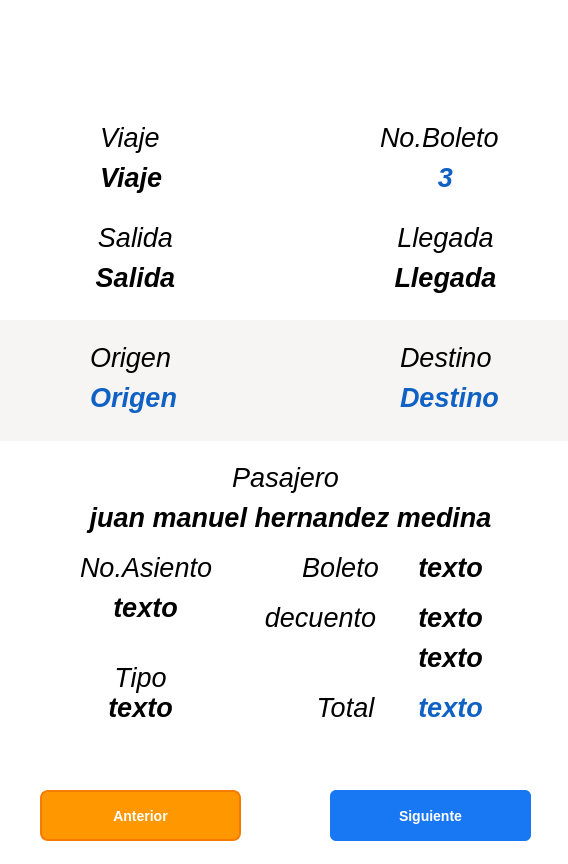
Above: vista/compartido/boletoWidget.ui from rubenap18/tcn2 before the change. Below: the same form after it.
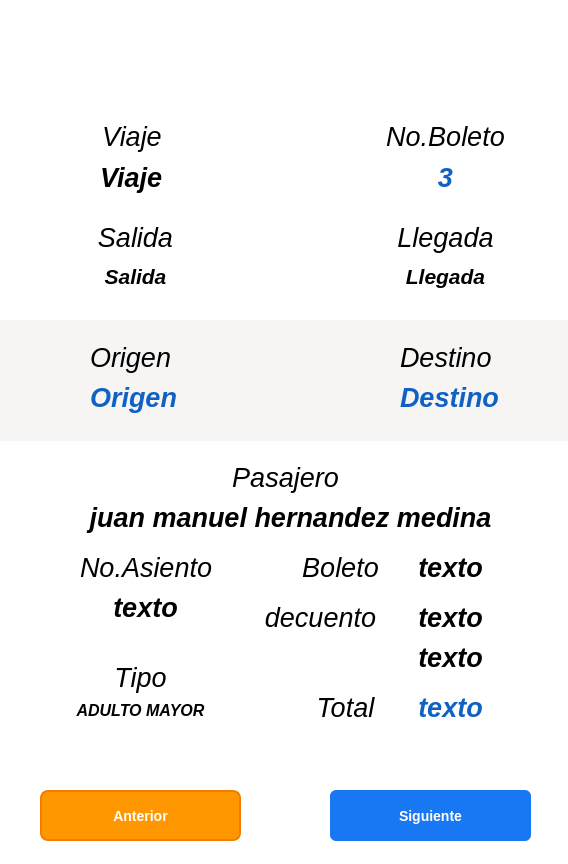
That is the form after the change. Icons and pictures are not drawn.

The edit to the form file:
```diff
--- a/vista/compartido/boletoWidget.ui
+++ b/vista/compartido/boletoWidget.ui
@@ -31,7 +31,7 @@
       <x>170</x>
       <y>20</y>
       <width>261</width>
-      <height>71</height>
+      <height>91</height>
      </rect>
     </property>
     <property name="font">
@@ -67,7 +67,6 @@
     <property name="font">
      <font>
       <pointsize>20</pointsize>
-      <weight>50</weight>
       <italic>true</italic>
       <bold>false</bold>
      </font>
@@ -78,7 +77,7 @@
 </string>
     </property>
     <property name="text">
-     <string>Viaje</string>
+     <string>&lt;html&gt;&lt;head/&gt;&lt;body&gt;&lt;p align=&quot;center&quot;&gt;Viaje&lt;/p&gt;&lt;/body&gt;&lt;/html&gt;</string>
     </property>
    </widget>
    <widget class="QLabel" name="label_dinamico_viaje">
@@ -284,7 +283,6 @@
     <property name="font">
      <font>
       <pointsize>20</pointsize>
-      <weight>50</weight>
       <italic>true</italic>
       <bold>false</bold>
      </font>
@@ -295,7 +293,7 @@
 </string>
     </property>
     <property name="text">
-     <string>No.Boleto</string>
+     <string>&lt;html&gt;&lt;head/&gt;&lt;body&gt;&lt;p align=&quot;center&quot;&gt;No.Boleto&lt;/p&gt;&lt;/body&gt;&lt;/html&gt;</string>
     </property>
    </widget>
    <widget class="QLabel" name="label_estatico_salida_2">
@@ -339,7 +337,6 @@
     <property name="font">
      <font>
       <pointsize>20</pointsize>
-      <weight>75</weight>
       <italic>true</italic>
       <bold>true</bold>
      </font>
@@ -350,7 +347,7 @@
 </string>
     </property>
     <property name="text">
-     <string>Salida</string>
+     <string>&lt;html&gt;&lt;head/&gt;&lt;body&gt;&lt;p align=&quot;center&quot;&gt;&lt;span style=&quot; font-size:16pt;&quot;&gt;Salida&lt;/span&gt;&lt;/p&gt;&lt;/body&gt;&lt;/html&gt;</string>
     </property>
     <property name="alignment">
      <set>Qt::AlignCenter</set>
@@ -368,7 +365,6 @@
     <property name="font">
      <font>
       <pointsize>20</pointsize>
-      <weight>75</weight>
       <italic>true</italic>
       <bold>true</bold>
      </font>
@@ -379,7 +375,7 @@
 </string>
     </property>
     <property name="text">
-     <string>Llegada</string>
+     <string>&lt;html&gt;&lt;head/&gt;&lt;body&gt;&lt;p align=&quot;center&quot;&gt;&lt;span style=&quot; font-size:16pt;&quot;&gt;Llegada&lt;/span&gt;&lt;/p&gt;&lt;/body&gt;&lt;/html&gt;</string>
     </property>
     <property name="alignment">
      <set>Qt::AlignCenter</set>
@@ -533,16 +529,15 @@
    <widget class="QLabel" name="label_dinamico_tipopasajero">
     <property name="geometry">
      <rect>
-      <x>90</x>
+      <x>60</x>
       <y>690</y>
-      <width>141</width>
-      <height>34</height>
+      <width>201</width>
+      <height>41</height>
      </rect>
     </property>
     <property name="font">
      <font>
       <pointsize>20</pointsize>
-      <weight>75</weight>
       <italic>true</italic>
       <bold>true</bold>
      </font>
@@ -556,7 +551,7 @@
 </string>
     </property>
     <property name="text">
-     <string>texto</string>
+     <string>&lt;html&gt;&lt;head/&gt;&lt;body&gt;&lt;p&gt;&lt;span style=&quot; font-size:12pt;&quot;&gt;ADULTO MAYOR&lt;/span&gt;&lt;/p&gt;&lt;/body&gt;&lt;/html&gt;</string>
     </property>
     <property name="alignment">
      <set>Qt::AlignCenter</set>
```
Left out of the diff: 60 changed lines with no effect on the pictures.
